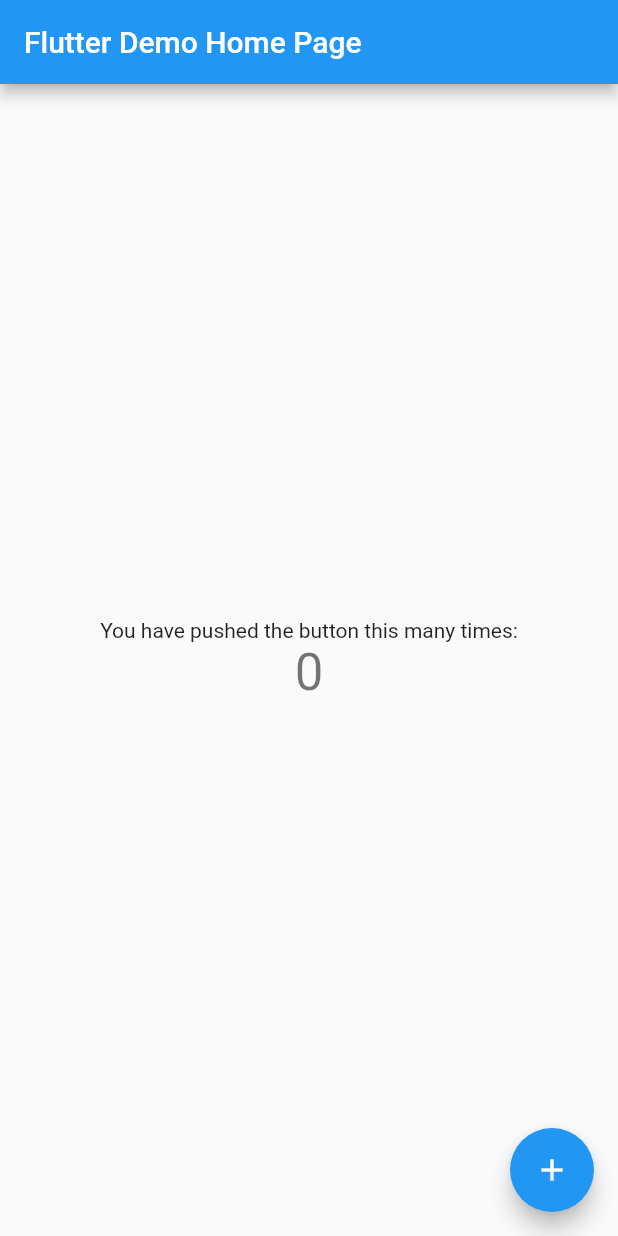
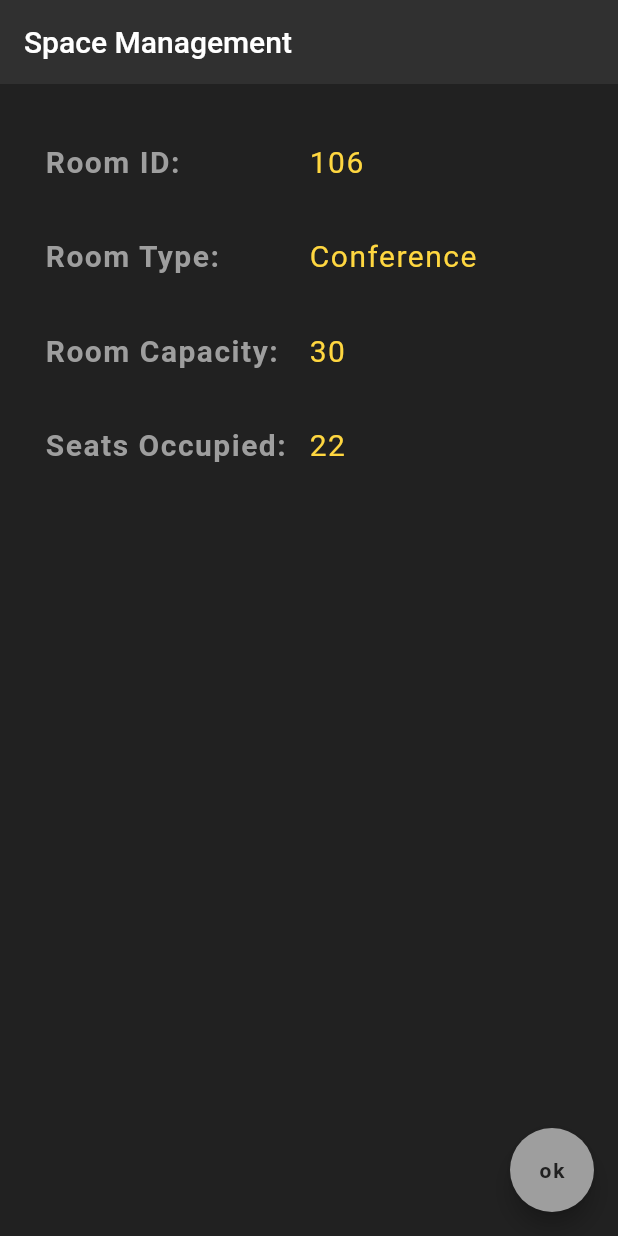
Before and after one commit to khivasarap/spaces, a Flutter app: the screen it shows after launch, on a phone screen of 412 x 824 dp. Run offline on Flutter 3.47's test engine with Material 2 defaults, Android fonts, the phone set to English and light mode, and no system bars.

Commit message:
Archita room page commit

```diff
--- a/spaces/lib/main.dart
+++ b/spaces/lib/main.dart
@@ -1,117 +1,163 @@
 import 'package:flutter/material.dart';
-
-void main() {
-  runApp(MyApp());
-}
-
-class MyApp extends StatelessWidget {
-  // This widget is the root of your application.
+//99% of work will be done here, to be platform independent
+void main() => runApp(MaterialApp(home: SpaceHome()));
+//"StatelessWidget" enables hot reload forest and makes our code reusable
+class SpaceHome extends StatelessWidget {
   @override
   Widget build(BuildContext context) {
-    return MaterialApp(
-      title: 'Flutter Demo new',
-      theme: ThemeData(
-        // This is the theme of your application.
-        //
-        // Try running your application with "flutter run". You'll see the
-        // application has a blue toolbar. Then, without quitting the app, try
-        // changing the primarySwatch below to Colors.green and then invoke
-        // "hot reload" (press "r" in the console where you ran "flutter run",
-        // or simply save your changes to "hot reload" in a Flutter IDE).
-        // Notice that the counter didn't reset back to zero; the application
-        // is not restarted.
-        primarySwatch: Colors.blue,
-        // This makes the visual density adapt to the platform that you run
-        // the app on. For desktop platforms, the controls will be smaller and
-        // closer together (more dense) than on mobile platforms.
-        visualDensity: VisualDensity.adaptivePlatformDensity,
+    return Scaffold(
+      backgroundColor: Colors.grey[900],
+      appBar: AppBar(
+        title: Text('Space Management'),
+        backgroundColor: Colors.grey[850],
+        elevation: 0.0,
       ),
-      home: MyHomePage(title: 'Flutter Demo Home Page'),
-    );
-  }
-}
-
-class MyHomePage extends StatefulWidget {
-  MyHomePage({Key key, this.title}) : super(key: key);
-
-  // This widget is the home page of your application. It is stateful, meaning
-  // that it has a State object (defined below) that contains fields that affect
-  // how it looks.
-
-  // This class is the configuration for the state. It holds the values (in this
-  // case the title) provided by the parent (in this case the App widget) and
-  // used by the build method of the State. Fields in a Widget subclass are
-  // always marked "final".
-
-  final String title;
-
-  @override
-  _MyHomePageState createState() => _MyHomePageState();
-}
-
-class _MyHomePageState extends State<MyHomePage> {
-  int _counter = 0;
-
-  void _incrementCounter() {
-    setState(() {
-      // This call to setState tells the Flutter framework that something has
-      // changed in this State, which causes it to rerun the build method below
-      // so that the display can reflect the updated values. If we changed
-      // _counter without calling setState(), then the build method would not be
-      // called again, and so nothing would appear to happen.
-      _counter++;
-    });
-  }
-
-  @override
-  Widget build(BuildContext context) {
-    // This method is rerun every time setState is called, for instance as done
-    // by the _incrementCounter method above.
-    //
-    // The Flutter framework has been optimized to make rerunning build methods
-    // fast, so that you can just rebuild anything that needs updating rather
-    // than having to individually change instances of widgets.
-    return Scaffold(
-      appBar: AppBar(
-        // Here we take the value from the MyHomePage object that was created by
-        // the App.build method, and use it to set our appbar title.
-        title: Text(widget.title),
-      ),
-      body: Center(
-        // Center is a layout widget. It takes a single child and positions it
-        // in the middle of the parent.
+      body: Padding(
+        padding: EdgeInsets.fromLTRB(30.0, 40.0, 30.0, 0.0),
         child: Column(
-          // Column is also a layout widget. It takes a list of children and
-          // arranges them vertically. By default, it sizes itself to fit its
-          // children horizontally, and tries to be as tall as its parent.
-          //
-          // Invoke "debug painting" (press "p" in the console, choose the
-          // "Toggle Debug Paint" action from the Flutter Inspector in Android
-          // Studio, or the "Toggle Debug Paint" command in Visual Studio Code)
-          // to see the wireframe for each widget.
-          //
-          // Column has various properties to control how it sizes itself and
-          // how it positions its children. Here we use mainAxisAlignment to
-          // center the children vertically; the main axis here is the vertical
-          // axis because Columns are vertical (the cross axis would be
-          // horizontal).
-          mainAxisAlignment: MainAxisAlignment.center,
           children: <Widget>[
-            Text(
-              'You have pushed the button this many times:',
+            new Container(
+              child: Row(
+                //mainAxisAlignment: MainAxisAlignment.center,
+                crossAxisAlignment: CrossAxisAlignment.start,
+                children: <Widget>[
+                  Expanded(
+                    child: Text(
+                      'Room ID:',
+                      style: TextStyle(
+                        fontSize: 20.0,
+                        fontWeight: FontWeight.bold,
+                        letterSpacing: 1.0,
+                        color: Colors.grey,
+                      ),
+                    ),
+                  ),
+                  Expanded(
+                    child: Text(
+                      '106',
+                      style: TextStyle(
+                        fontSize: 20.0,
+                        letterSpacing: 1.0,
+                        color: Colors.amberAccent,
+                      ),
+                    ),
+                  ),
+                ],
+              ),
             ),
-            Text(
-              '$_counter',
-              style: Theme.of(context).textTheme.headline4,
+            SizedBox(
+              height: 40.0,
+            ),
+            new Container(
+              child: Row(
+                //mainAxisAlignment: MainAxisAlignment.center,
+                crossAxisAlignment: CrossAxisAlignment.start,
+                children: <Widget>[
+                  Expanded(
+                    child: Text(
+                      'Room Type:',
+                      style: TextStyle(
+                        fontSize: 20.0,
+                        fontWeight: FontWeight.bold,
+                        letterSpacing: 1.0,
+                        color: Colors.grey,
+                      ),
+                    ),
+                  ),
+                  Expanded(
+                    child: Text(
+                      'Conference',
+                      style: TextStyle(
+                        fontSize: 20.0,
+                        letterSpacing: 1.0,
+                        color: Colors.amberAccent,
+                      ),
+                    ),
+                  ),
+                ],
+              ),
+            ),
+            SizedBox(
+              height: 40.0,
+            ),
+            new Container(
+              child: Row(
+                //mainAxisAlignment: MainAxisAlignment.center,
+                crossAxisAlignment: CrossAxisAlignment.start,
+                children: <Widget>[
+                  Expanded(
+                    child: Text(
+                      'Room Capacity:',
+                      style: TextStyle(
+                        fontSize: 20.0,
+                        fontWeight: FontWeight.bold,
+                        letterSpacing: 1.0,
+                        color: Colors.grey,
+                      ),
+                    ),
+                  ),
+                  Expanded(
+                    child: Text(
+                      '30',
+                      style: TextStyle(
+                        fontSize: 20.0,
+                        letterSpacing: 1.0,
+                        color: Colors.amberAccent,
+                      ),
+                    ),
+                  ),
+                ],
+              ),
+            ),
+            SizedBox(
+              height: 40.0,
+            ),
+            new Container(
+              child: Row(
+                //mainAxisAlignment: MainAxisAlignment.center,
+                crossAxisAlignment: CrossAxisAlignment.start,
+                children: <Widget>[
+                  Expanded(
+                    child: Text(
+                      'Seats Occupied:',
+                      style: TextStyle(
+                        fontSize: 20.0,
+                        fontWeight: FontWeight.bold,
+                        letterSpacing: 1.0,
+                        color: Colors.grey,
+                      ),
+                    ),
+                  ),
+                  Expanded(
+                    child: Text(
+                      '22',
+                      style: TextStyle(
+                        fontSize: 20.0,
+                        letterSpacing: 1.0,
+                        color: Colors.amberAccent,
+                      ),
+                    ),
+                  ),
+                ],
+              ),
+            ),
+            SizedBox(
+              height: 40.0,
             ),
           ],
         ),
       ),
       floatingActionButton: FloatingActionButton(
-        onPressed: _incrementCounter,
-        tooltip: 'Increment',
-        child: Icon(Icons.add),
-      ), // This trailing comma makes auto-formatting nicer for build methods.
+        onPressed: () {},
+        child: Text(
+          'ok',
+          style: TextStyle(
+            color: Colors.grey[900],
+            fontWeight: FontWeight.bold,
+          ),
+        ),
+        backgroundColor: Colors.grey,
+      ),
     );
   }
 }
```
